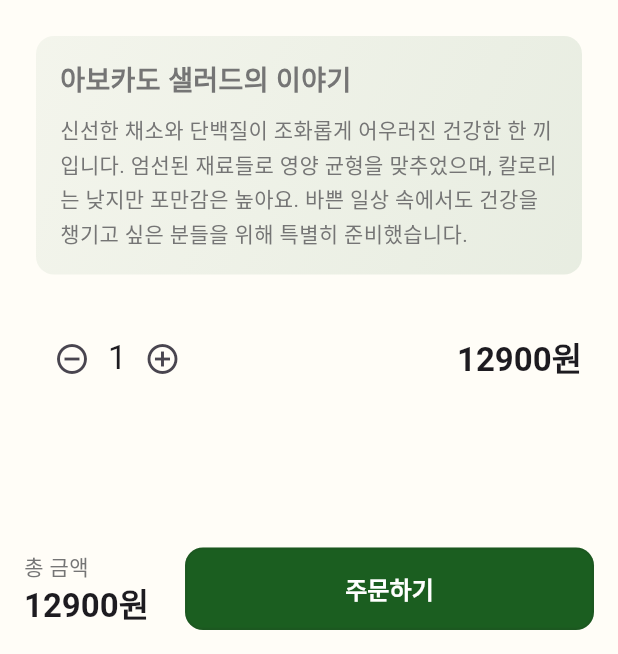
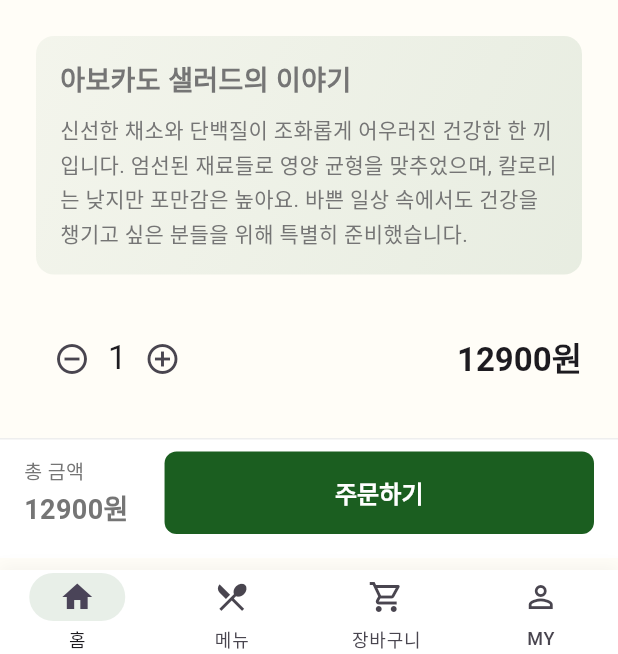
Before and after one commit to Sophia-Hong/healthyfooddelivery, a Flutter app: the screen it shows after launch, after a tap on "아보카도 샐러드", on a phone screen of 412 x 824 dp, the part 582-1236 px from its top. Run offline on Flutter 3.47's test engine with Material 3 defaults, Android fonts, the phone set to English and light mode, and no system bars; drawn by our look-alikes of cached_network_image; our stand-ins replace flutter_svg, google_fonts, line_awesome_flutter, shimmer; network calls fail.

Commit message:
feat: Improve menu detail screen layout
- Add bottom navigation bar to menu detail screen
- Adjust spacing between order button and navigation bar
- Improve order button container styling with border
- Update total price and order button layout
- Maintain consistent navigation experience across screens

```diff
--- a/lib/features/menu/screens/menu_detail_screen.dart
+++ b/lib/features/menu/screens/menu_detail_screen.dart
@@ -165,9 +165,22 @@ class _MenuDetailScreenState extends State<MenuDetailScreen> {
           ),
         ],
       ),
-      bottomNavigationBar: SafeArea(
-        child: Padding(
-          padding: const EdgeInsets.all(16),
+      bottomNavigationBar: Column(
+        mainAxisSize: MainAxisSize.min,
+        children: [
+          // 주문 관련 버튼
+          Container(
+            padding: const EdgeInsets.fromLTRB(16, 8, 16, 16),
+            decoration: BoxDecoration(
+              color: Colors.white,
+              border: Border(
+                top: BorderSide(
+                  color: Colors.grey[200]!,
+                  width: 1,
+                ),
+              ),
+            ),
+            child: SafeArea(
               child: Row(
                 children: [
                   Column(
@@ -176,11 +189,16 @@ class _MenuDetailScreenState extends State<MenuDetailScreen> {
                     children: [
                       Text(
                         '총 금액',
-                    style: Theme.of(context).textTheme.bodyMedium,
+                        style: TextStyle(
+                          color: Colors.grey[600],
+                          fontSize: 13,
                         ),
+                      ),
+                      const SizedBox(height: 2),
                       Text(
                         '${widget.item.price * _quantity}원',
-                    style: Theme.of(context).textTheme.titleLarge?.copyWith(
+                        style: const TextStyle(
+                          fontSize: 18,
                           fontWeight: FontWeight.bold,
                         ),
                       ),
@@ -300,6 +318,10 @@ class _MenuDetailScreenState extends State<MenuDetailScreen> {
                         padding: const EdgeInsets.symmetric(
                           vertical: 16,
                         ),
+                        elevation: 0,
+                        shape: RoundedRectangleBorder(
+                          borderRadius: BorderRadius.circular(8),
+                        ),
                       ),
                       child: const Text(
                         '주문하기',
@@ -315,6 +337,56 @@ class _MenuDetailScreenState extends State<MenuDetailScreen> {
               ),
             ),
           ),
+          const SizedBox(height: 8),  // 네비게이션 바와의 간격
+          // 하단 네비게이션 바
+          Container(
+            decoration: BoxDecoration(
+              color: Colors.white,
+              boxShadow: [
+                BoxShadow(
+                  color: Colors.black.withOpacity(0.04),
+                  blurRadius: 8,
+                  offset: const Offset(0, -2),
+                ),
+              ],
+            ),
+            child: SafeArea(
+              child: NavigationBar(
+                height: 56,  // 높이 약간 줄임
+                backgroundColor: Colors.transparent,
+                indicatorColor: primaryGreen.withOpacity(0.1),
+                selectedIndex: 0,
+                labelBehavior: NavigationDestinationLabelBehavior.alwaysShow,
+                destinations: const [
+                  NavigationDestination(
+                    icon: Icon(Icons.home_outlined),
+                    selectedIcon: Icon(Icons.home),
+                    label: '홈',
+                  ),
+                  NavigationDestination(
+                    icon: Icon(Icons.restaurant_menu_outlined),
+                    selectedIcon: Icon(Icons.restaurant_menu),
+                    label: '메뉴',
+                  ),
+                  NavigationDestination(
+                    icon: Icon(Icons.shopping_cart_outlined),
+                    selectedIcon: Icon(Icons.shopping_cart),
+                    label: '장바구니',
+                  ),
+                  NavigationDestination(
+                    icon: Icon(Icons.person_outline),
+                    selectedIcon: Icon(Icons.person),
+                    label: 'MY',
+                  ),
+                ],
+                onDestinationSelected: (index) {
+                  // TODO: 탭 전환 구현
+                },
+              ),
+            ),
+          ),
+        ],
+      ),
     );
   }
 }
```
Lines whose indentation alone changed are shown as unchanged.
